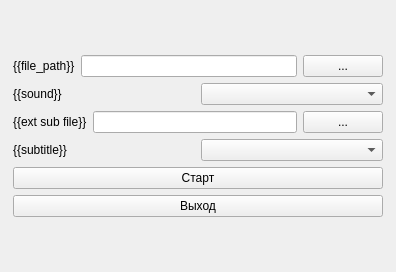
The window that SubWindow/Forms/form.ui (Pflokki/SubtitleMaker) describes before a commit, drawn with Qt 5.
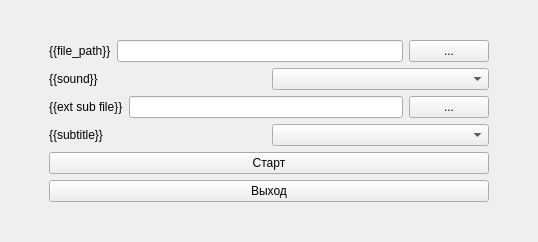
The same window after the commit.

Commit message: - add window for vlc-player - refactoring

```diff
--- a/SubWindow/Forms/form.ui
+++ b/SubWindow/Forms/form.ui
@@ -6,20 +6,35 @@
    <rect>
     <x>0</x>
     <y>0</y>
-    <width>396</width>
-    <height>272</height>
+    <width>538</width>
+    <height>242</height>
    </rect>
   </property>
+  <property name="sizePolicy">
+   <sizepolicy hsizetype="Preferred" vsizetype="Preferred">
+    <horstretch>0</horstretch>
+    <verstretch>0</verstretch>
+   </sizepolicy>
+  </property>
   <property name="windowTitle">
    <string>SubWindow</string>
   </property>
   <widget class="QWidget" name="centralwidget">
-   <layout class="QHBoxLayout" name="horizontalLayout_2" stretch="1,100,1">
+   <property name="sizePolicy">
+    <sizepolicy hsizetype="Preferred" vsizetype="Preferred">
+     <horstretch>0</horstretch>
+     <verstretch>0</verstretch>
+    </sizepolicy>
+   </property>
+   <layout class="QHBoxLayout" name="horizontalLayout_2" stretch="0,100,0">
     <item>
      <spacer name="horizontalSpacer">
       <property name="orientation">
        <enum>Qt::Horizontal</enum>
       </property>
+      <property name="sizeType">
+       <enum>QSizePolicy::Minimum</enum>
+      </property>
       <property name="sizeHint" stdset="0">
        <size>
         <width>40</width>
@@ -150,6 +165,9 @@
       <property name="orientation">
        <enum>Qt::Horizontal</enum>
       </property>
+      <property name="sizeType">
+       <enum>QSizePolicy::Minimum</enum>
+      </property>
       <property name="sizeHint" stdset="0">
        <size>
         <width>40</width>
```
Left out of the diff: 5 changed lines with no effect on the pictures. The commit also changes 3 other files.
